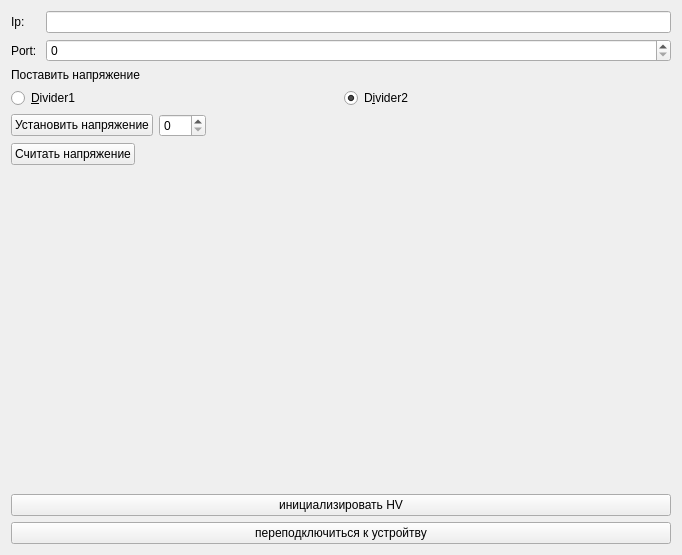
First picture: the form in CamacClient/hvhandlerform.ui, repository kapot65/online, before the edit.
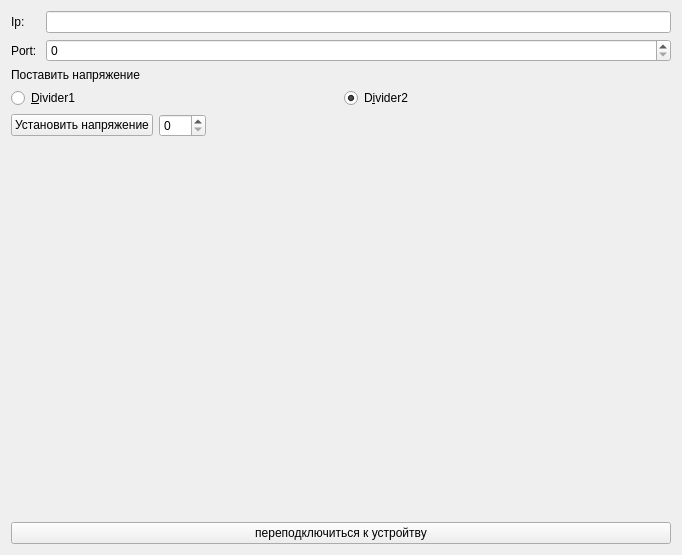
Second picture: the form after the edit.

Commit message: Обновление HVHandlerForm

What changed in the file:
```diff
--- a/CamacClient/hvhandlerform.ui
+++ b/CamacClient/hvhandlerform.ui
@@ -112,30 +112,6 @@
        </item>
       </layout>
      </item>
-     <item>
-      <layout class="QHBoxLayout" name="horizontalLayout_6">
-       <item>
-        <widget class="QPushButton" name="getHVButton">
-         <property name="text">
-          <string>Считать напряжение</string>
-         </property>
-        </widget>
-       </item>
-       <item>
-        <spacer name="horizontalSpacer_2">
-         <property name="orientation">
-          <enum>Qt::Horizontal</enum>
-         </property>
-         <property name="sizeHint" stdset="0">
-          <size>
-           <width>40</width>
-           <height>20</height>
-          </size>
-         </property>
-        </spacer>
-       </item>
-      </layout>
-     </item>
     </layout>
    </item>
    <item>
@@ -158,13 +134,6 @@
      </property>
     </widget>
    </item>
-   <item>
-    <widget class="QPushButton" name="initButton">
-     <property name="text">
-      <string>инициализировать HV</string>
-     </property>
-    </widget>
-   </item>
    <item>
     <widget class="QPushButton" name="reconnectButton">
      <property name="text">
```
Left out of the diff: 1 changed line with no effect on the pictures. The commit also changes 2 other files.
